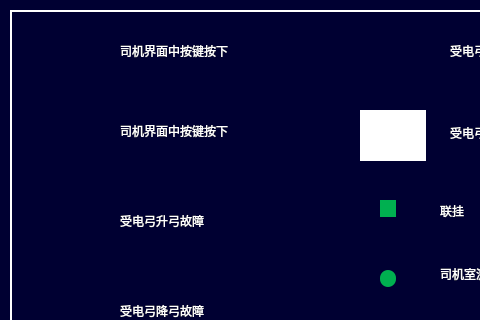
994656234/HHL, file helppage.ui: the form before one commit; both pictures show x 0 to 480 and y 0 to 320 of the 1024 by 706 pixel window.
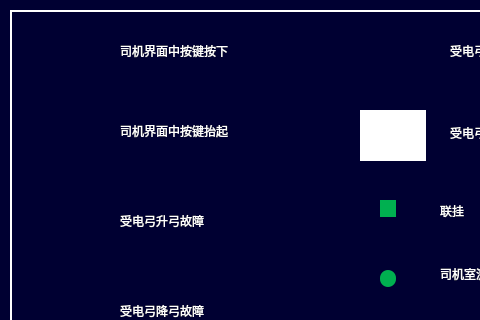
The form after the commit. Icons and pictures are not drawn.

Commit message: 帮助界面，轮盘清洁已激活，SIV软件版本显示问题

What changed in the file:
```diff
--- a/helppage.ui
+++ b/helppage.ui
@@ -696,7 +696,7 @@
 font:16px &quot;微软雅黑&quot;;</string>
    </property>
    <property name="text">
-    <string>司机界面中按键按下</string>
+    <string>司机界面中按键抬起</string>
    </property>
   </widget>
   <widget class="QLabel" name="label_6">
```
The commit also changes 7 other files.
